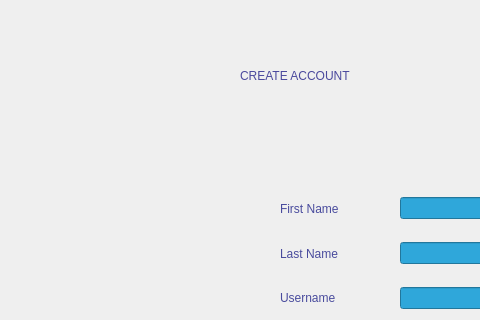
Before: the Qt Designer form view/register.ui in rawsashimi1604/1009_BankingSystem, drawn with Qt 5; both pictures show x 0 to 480 and y 0 to 320 of the 954 by 507 pixel window.
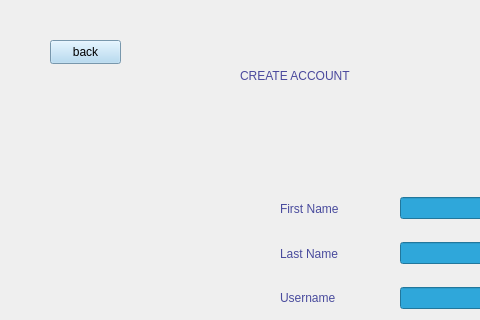
After: the same form once the commit is applied.

Commit message: linked all button to their ui except for leaderboard

Patch:
```diff
--- a/view/register.ui
+++ b/view/register.ui
@@ -152,6 +152,23 @@
     </item>
    </layout>
   </widget>
+  <widget class="QPushButton" name="pushButton_2">
+   <property name="geometry">
+    <rect>
+     <x>50</x>
+     <y>40</y>
+     <width>71</width>
+     <height>24</height>
+    </rect>
+   </property>
+   <property name="styleSheet">
+    <string notr="true">background-color: rgb(168, 212, 241);
+font: 700 9pt &quot;Segoe UI&quot;;</string>
+   </property>
+   <property name="text">
+    <string>back</string>
+   </property>
+  </widget>
  </widget>
  <resources/>
  <connections/>
```
The commit also changes 10 other files.
